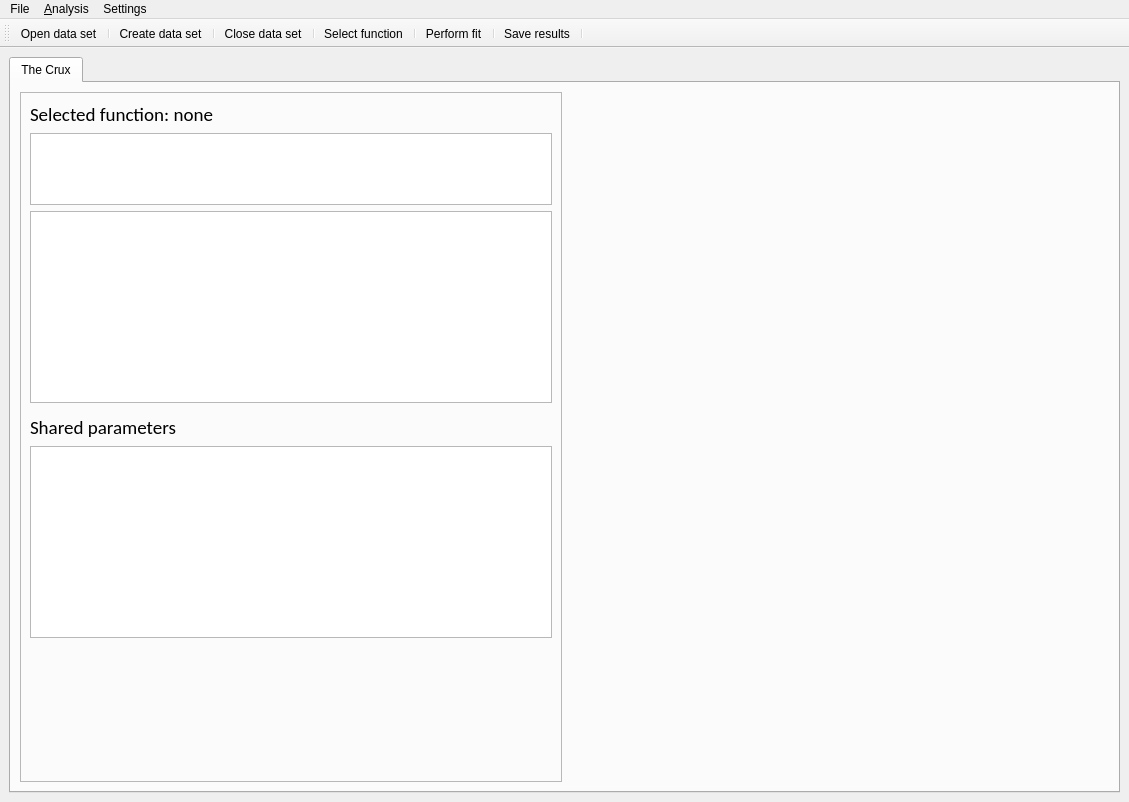
This is Resources/UI/blits.ui in ubenu/Blits as Qt 5 draws it before an edit. The edited form follows.
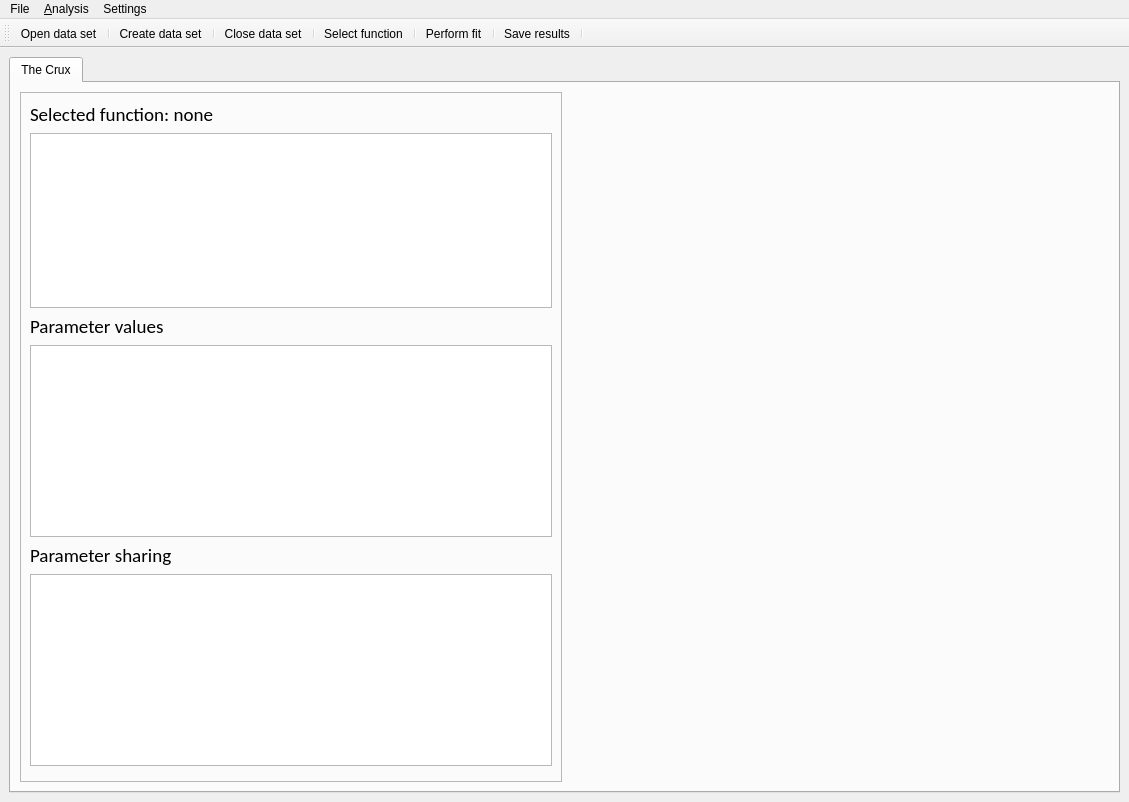
This is the edited form. Icons and pictures are not drawn.

Commit message:
In the middle of yet another rationalisiation
Also needs a global button, as before

```diff
--- a/Resources/UI/blits.ui
+++ b/Resources/UI/blits.ui
@@ -67,6 +67,12 @@
           <layout class="QVBoxLayout" name="verticalLayout">
            <item>
             <widget class="QLabel" name="lbl_fn_name">
+             <property name="sizePolicy">
+              <sizepolicy hsizetype="Preferred" vsizetype="Fixed">
+               <horstretch>0</horstretch>
+               <verstretch>0</verstretch>
+              </sizepolicy>
+             </property>
              <property name="font">
               <font>
                <family>Calibri</family>
@@ -81,7 +87,7 @@
            <item>
             <widget class="QTextEdit" name="txt_description">
              <property name="sizePolicy">
-              <sizepolicy hsizetype="Expanding" vsizetype="Preferred">
+              <sizepolicy hsizetype="Expanding" vsizetype="Minimum">
                <horstretch>0</horstretch>
                <verstretch>0</verstretch>
               </sizepolicy>
@@ -95,18 +101,60 @@
             </widget>
            </item>
            <item>
-            <widget class="QTableView" name="tbl_params">
+            <widget class="QLabel" name="label_2">
              <property name="sizePolicy">
+              <sizepolicy hsizetype="Preferred" vsizetype="Fixed">
+               <horstretch>0</horstretch>
+               <verstretch>0</verstretch>
+              </sizepolicy>
+             </property>
+             <property name="font">
+              <font>
+               <family>Calibri</family>
+               <pointsize>14</pointsize>
+              </font>
+             </property>
+             <property name="text">
+              <string>Parameter values</string>
+             </property>
+            </widget>
+           </item>
+           <item>
+            <widget class="QTableWidget" name="tbl_param_values">
+             <property name="sizePolicy">
               <sizepolicy hsizetype="Expanding" vsizetype="Preferred">
                <horstretch>0</horstretch>
                <verstretch>0</verstretch>
               </sizepolicy>
              </property>
-             <property name="minimumSize">
-              <size>
-               <width>0</width>
-               <height>0</height>
-              </size>
+            </widget>
+           </item>
+           <item>
+            <widget class="QLabel" name="label">
+             <property name="sizePolicy">
+              <sizepolicy hsizetype="Preferred" vsizetype="Fixed">
+               <horstretch>0</horstretch>
+               <verstretch>0</verstretch>
+              </sizepolicy>
+             </property>
+             <property name="font">
+              <font>
+               <family>Calibri</family>
+               <pointsize>14</pointsize>
+              </font>
+             </property>
+             <property name="text">
+              <string>Parameter sharing</string>
+             </property>
+            </widget>
+           </item>
+           <item>
+            <widget class="QTableWidget" name="tbl_series_links">
+             <property name="sizePolicy">
+              <sizepolicy hsizetype="Expanding" vsizetype="Preferred">
+               <horstretch>0</horstretch>
+               <verstretch>0</verstretch>
+              </sizepolicy>
              </property>
             </widget>
            </item>
@@ -124,53 +172,6 @@
              </item>
             </layout>
            </item>
-           <item>
-            <widget class="QLabel" name="label">
-             <property name="font">
-              <font>
-               <family>Calibri</family>
-               <pointsize>14</pointsize>
-              </font>
-             </property>
-             <property name="text">
-              <string>Shared parameters</string>
-             </property>
-            </widget>
-           </item>
-           <item>
-            <widget class="QTableWidget" name="tbl_series_links">
-             <property name="sizePolicy">
-              <sizepolicy hsizetype="Expanding" vsizetype="Preferred">
-               <horstretch>0</horstretch>
-               <verstretch>0</verstretch>
-              </sizepolicy>
-             </property>
-            </widget>
-           </item>
-           <item>
-            <layout class="QHBoxLayout" name="horizontalLayout_4">
-             <item>
-              <widget class="QDialogButtonBox" name="bbox_link">
-               <property name="standardButtons">
-                <set>QDialogButtonBox::NoButton</set>
-               </property>
-              </widget>
-             </item>
-            </layout>
-           </item>
-           <item>
-            <spacer name="verticalSpacer">
-             <property name="orientation">
-              <enum>Qt::Vertical</enum>
-             </property>
-             <property name="sizeHint" stdset="0">
-              <size>
-               <width>20</width>
-               <height>40</height>
-              </size>
-             </property>
-            </spacer>
-           </item>
           </layout>
          </widget>
         </item>
```
The commit also changes 2 other files.
